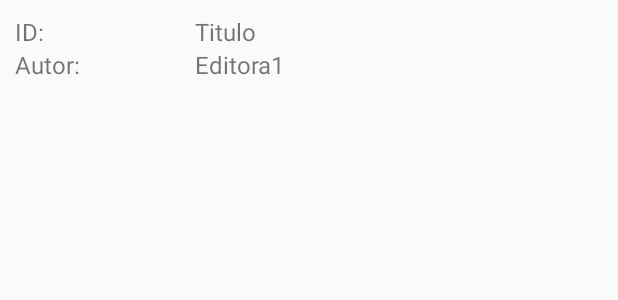
After one commit to throcha3/PersisData, an Android app: the layout item_custom_livro.xml on its own in the app's theme, with its tools: preview values and no code run, on a phone screen of 412 x 824 dp. The commit adds this screen. Shown: the top 300 px of the screen. Run offline under Robolectric (Android 15) with nearby library versions, the phone set to English and light mode, and no system bars.

Commit message:
+cursoradapter
Implementation of a cursorAdapter to show the data in a custom listview.

```diff
--- a/app/src/main/AndroidManifest.xml
+++ b/app/src/main/AndroidManifest.xml
@@ -16,7 +16,8 @@
             </intent-filter>
         </activity>
         <activity android:name=".ui.activity.ConsultaActivity" />
-        <activity android:name=".ui.activity.AlteraActivity"/>
+        <activity android:name=".ui.activity.AlteraActivity" />
+        <activity android:name=".ui.activity.OutraConsultaActivity"></activity>
     </application>
 
 </manifest>
--- a/app/src/main/java/net/flexhouse/persisdadosone/database/controller/LivrosController.java
+++ b/app/src/main/java/net/flexhouse/persisdadosone/database/controller/LivrosController.java
@@ -87,4 +87,9 @@ public class LivrosController {
         db.close();
     }
 
+    public Cursor getData(){
+        db = banco.getWritableDatabase();
+        Cursor cursor = db.rawQuery("SELECT  * FROM "+LivrosHelper.TABELA, null);
+        return cursor;
+    }
 }
--- a/app/src/main/res/layout/activity_inserir.xml
+++ b/app/src/main/res/layout/activity_inserir.xml
@@ -15,6 +15,12 @@
         android:layout_width="150dp"
         android:layout_height="50dp"
         android:text="Consultar"/>
+    <Button
+        android:id="@+id/btn_consultaroutro"
+        android:layout_width="150dp"
+        android:layout_marginLeft="200dp"
+        android:layout_height="50dp"
+        android:text="ConsultarOutro"/>
     <TextView
         android:layout_width="wrap_content"
         android:layout_height="wrap_content"
--- /dev/null
+++ b/app/src/main/res/layout/item_custom_livro.xml
@@ -0,0 +1,35 @@
+<?xml version="1.0" encoding="utf-8"?>
+<RelativeLayout xmlns:android="http://schemas.android.com/apk/res/android"
+    android:padding="10dp"
+    android:layout_width="match_parent"
+    android:layout_height="match_parent">
+
+    <TextView
+        android:id="@+id/txt_id"
+        android:layout_width="wrap_content"
+        android:layout_height="wrap_content"
+        android:textSize="@dimen/txt_list_size"
+        android:text="ID:"/>
+    <TextView
+        android:id="@+id/txt_titulo"
+        android:layout_marginLeft="120dp"
+        android:layout_width="wrap_content"
+        android:layout_height="wrap_content"
+        android:textSize="@dimen/txt_list_size"
+        android:text="Titulo"/>
+    <TextView
+        android:id="@+id/txt_autor"
+        android:layout_below="@id/txt_id"
+        android:layout_width="wrap_content"
+        android:layout_height="wrap_content"
+        android:textSize="@dimen/txt_list_size"
+        android:text="Autor:"/>
+    <TextView
+        android:id="@+id/txt_editora"
+        android:layout_marginLeft="120dp"
+        android:layout_below="@id/txt_id"
+        android:layout_width="wrap_content"
+        android:layout_height="wrap_content"
+        android:textSize="@dimen/txt_list_size"
+        android:text="Editora1"/>
+</RelativeLayout>
--- a/app/src/main/res/values/dimens.xml
+++ b/app/src/main/res/values/dimens.xml
@@ -6,4 +6,6 @@
     <dimen name="nav_header_vertical_spacing">16dp</dimen>
     <dimen name="nav_header_height">160dp</dimen>
     <dimen name="fab_margin">16dp</dimen>
+
+    <dimen name="txt_list_size">16dp</dimen>
 </resources>
--- a/build.gradle
+++ b/build.gradle
@@ -5,7 +5,7 @@ buildscript {
         jcenter()
     }
     dependencies {
-        classpath 'com.android.tools.build:gradle:2.1.0'
+        classpath 'com.android.tools.build:gradle:2.1.2'
 
         // NOTE: Do not place your application dependencies here; they belong
         // in the individual module build.gradle files
```
Also changed, not shown: app/src/main/java/net/flexhouse/persisdadosone/ui/activity/AlteraActivity.java (+9 -4 lines), app/src/main/java/net/flexhouse/persisdadosone/ui/activity/InserirActivity.java (+9 -0 lines), app/src/main/java/net/flexhouse/persisdadosone/ui/activity/OutraConsultaActivity.java (added, +45 -0 lines), app/src/main/java/net/flexhouse/persisdadosone/ui/adapter/LivroCursorAdapter.java (added, +44 -0 lines).
